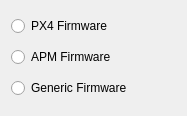
The window that src/ui/MockLinkConfiguration.ui (mavlink/qgroundcontrol) describes before a commit, drawn with Qt 5.
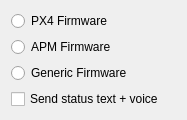
The same window after the commit.

Commit message: Add status text and voice output support

The edit to the form file:
```diff
--- a/src/ui/MockLinkConfiguration.ui
+++ b/src/ui/MockLinkConfiguration.ui
@@ -35,6 +35,13 @@
      </property>
     </widget>
    </item>
+   <item>
+    <widget class="QCheckBox" name="sendStatusTextCheckBox">
+     <property name="text">
+      <string>Send status text + voice</string>
+     </property>
+    </widget>
+   </item>
   </layout>
  </widget>
  <resources/>
```
The commit also changes 4 other files.
